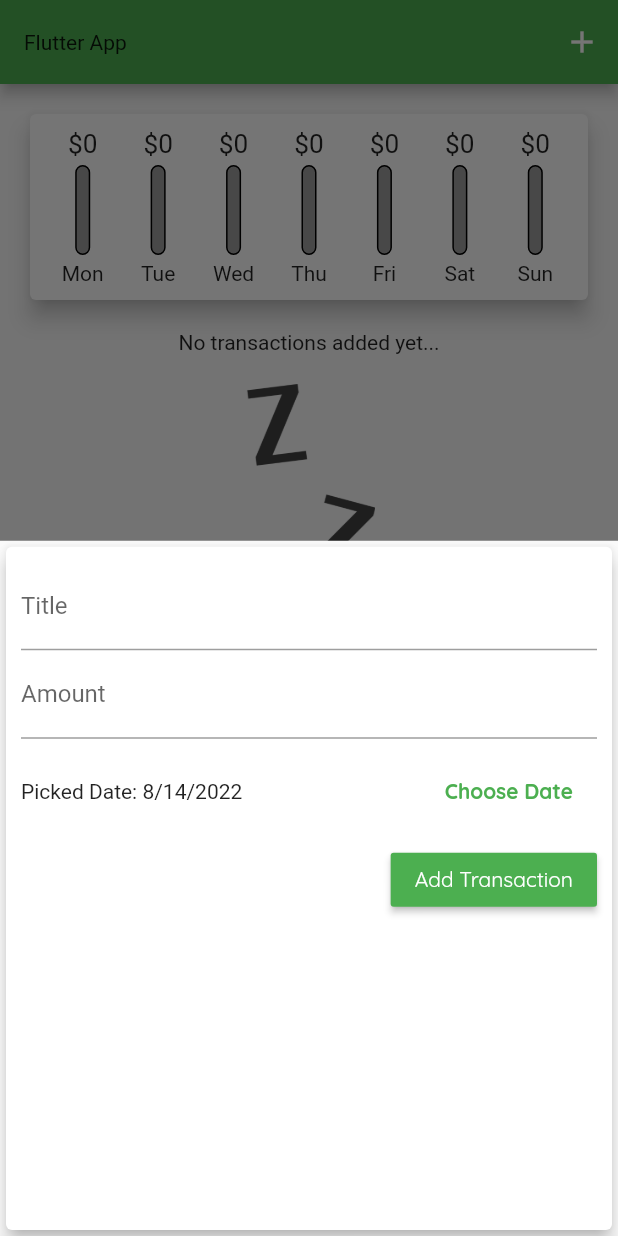
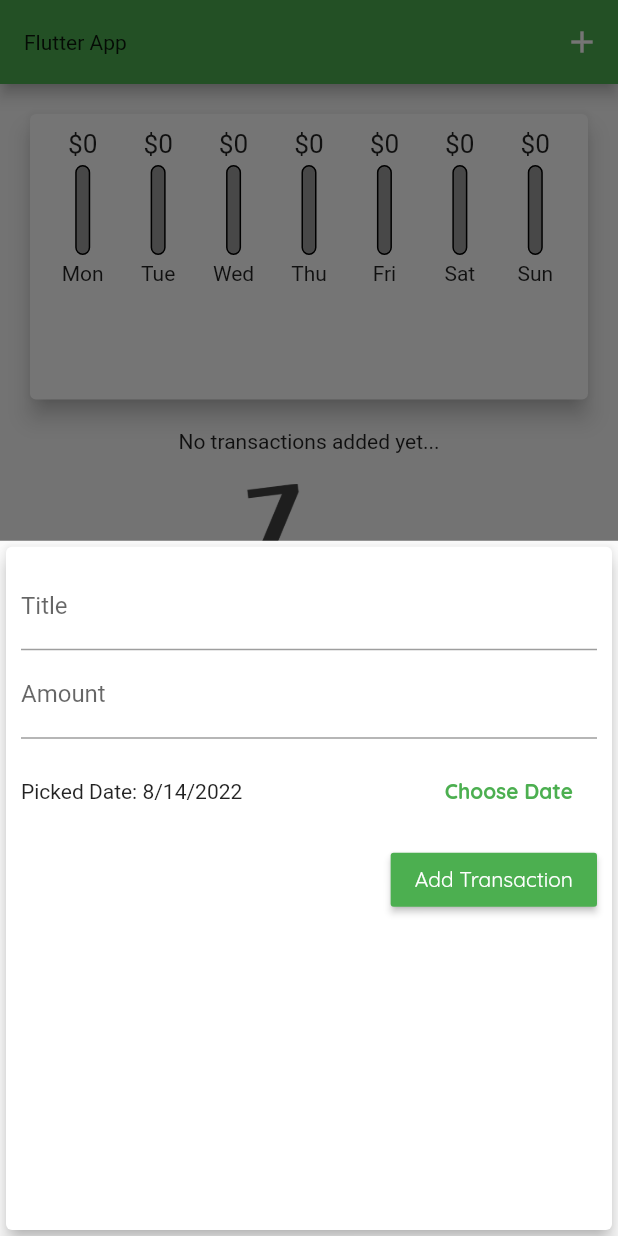
Before and after one commit to Dabih23/expenses, a Flutter app: the screen it shows after launch, after a tap on the "add" icon, on a phone screen of 412 x 824 dp. Run offline on Flutter 3.47's test engine with Material 2 defaults, Android fonts, the phone set to English and light mode, and no system bars.

Commit message:
Update main.dart

```diff
--- a/lib/main.dart
+++ b/lib/main.dart
@@ -1,10 +1,18 @@
 import 'package:expenses/widgets/chart.dart';
+import 'package:flutter/services.dart';
 import './widgets/transaction_list.dart';
 import './widgets/new_transaction.dart';
 import 'package:flutter/material.dart';
 import 'models/transaction.dart';
 
-void main() => runApp(MyApp());
+void main() {
+  //только вертикальное расположение
+  SystemChrome.setPreferredOrientations([
+    DeviceOrientation.portraitUp,
+    DeviceOrientation.portraitDown,
+  ]);
+  runApp(MyApp());
+}
 
 class MyApp extends StatelessWidget {
   @override
@@ -45,20 +53,7 @@ class MyHomePage extends StatefulWidget {
 }
 
 class _MyHomePageState extends State<MyHomePage> {
-  final List<Transaction> _usertransaction = [
-    // Transaction(
-    //   id: '123',
-    //   title: 'MacBook',
-    //   amount: 3500,
-    //   date: DateTime.now(),
-    // ),
-    // Transaction(
-    //   id: '122',
-    //   title: 'Apple Watch',
-    //   amount: 700,
-    //   date: DateTime.now(),
-    // ),
-  ];
+  final List<Transaction> _usertransaction = [];
 
 //геттер который получает дни, которые не позднее 7 дней от настоящей даты
   List<Transaction> get _rT {
@@ -108,8 +103,7 @@ class _MyHomePageState extends State<MyHomePage> {
 
   @override
   Widget build(BuildContext context) {
-    return Scaffold(
-      appBar: AppBar(
+    final appbar = AppBar(
       title: Text('Flutter App'),
       actions: <Widget>[
         IconButton(
@@ -119,14 +113,28 @@ class _MyHomePageState extends State<MyHomePage> {
           icon: Icon(Icons.add),
         ),
       ],
-      ),
+    );
+    return Scaffold(
+      appBar: appbar,
       body: SingleChildScrollView(
         child: Column(
           mainAxisAlignment: MainAxisAlignment.start,
           crossAxisAlignment: CrossAxisAlignment.stretch,
           children: <Widget>[
-            Chart(_rT),
-            TransactionList(_usertransaction, _deleteTransaction),
+            Container(
+                //(высота - высота appbar) * 30%
+                height: (MediaQuery.of(context).size.height -
+                        appbar.preferredSize.height -
+                        //- полоска наверху телефона
+                        MediaQuery.of(context).padding.top) *
+                    0.3,
+                child: Chart(_rT)),
+            Container(
+                height: (MediaQuery.of(context).size.height -
+                        appbar.preferredSize.height -
+                        MediaQuery.of(context).padding.top) *
+                    0.7,
+                child: TransactionList(_usertransaction, _deleteTransaction)),
           ],
         ),
       ),
```
Lines whose indentation alone changed are shown as unchanged.
